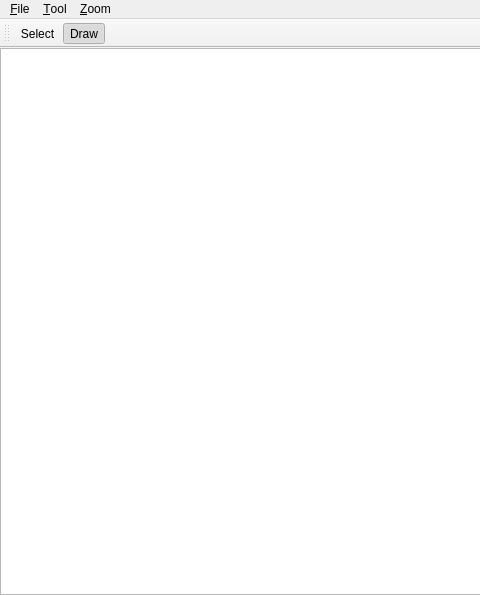
Above: MainWindow.ui from madmaxoft/DoodleNote before the change; both pictures show x 0 to 480 and y 0 to 595 of the 895 by 595 pixel window. Below: the same form after it.
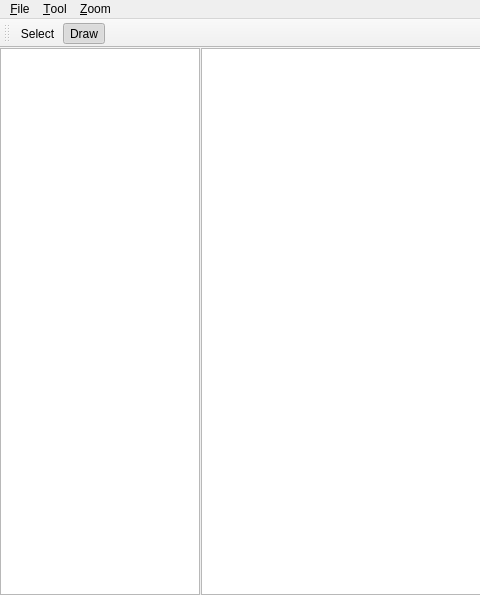
That is the form after the change.

Commit message: Added a page preview listview.

The edit to the form file:
```diff
--- a/MainWindow.ui
+++ b/MainWindow.ui
@@ -15,6 +15,9 @@
   </property>
   <widget class="QWidget" name="centralWidget">
    <layout class="QHBoxLayout" name="horizontalLayout">
+    <property name="spacing">
+     <number>1</number>
+    </property>
     <property name="leftMargin">
      <number>0</number>
     </property>
@@ -28,7 +31,48 @@
      <number>0</number>
     </property>
     <item>
-     <widget class="QGraphicsView" name="gvMain"/>
+     <widget class="QListView" name="lvPages">
+      <property name="sizePolicy">
+       <sizepolicy hsizetype="Fixed" vsizetype="Expanding">
+        <horstretch>1</horstretch>
+        <verstretch>0</verstretch>
+       </sizepolicy>
+      </property>
+      <property name="minimumSize">
+       <size>
+        <width>200</width>
+        <height>0</height>
+       </size>
+      </property>
+      <property name="maximumSize">
+       <size>
+        <width>200</width>
+        <height>16777215</height>
+       </size>
+      </property>
+      <property name="editTriggers">
+       <set>QAbstractItemView::NoEditTriggers</set>
+      </property>
+      <property name="selectionBehavior">
+       <enum>QAbstractItemView::SelectRows</enum>
+      </property>
+      <property name="flow">
+       <enum>QListView::TopToBottom</enum>
+      </property>
+      <property name="viewMode">
+       <enum>QListView::IconMode</enum>
+      </property>
+     </widget>
+    </item>
+    <item>
+     <widget class="QGraphicsView" name="gvMain">
+      <property name="sizePolicy">
+       <sizepolicy hsizetype="Expanding" vsizetype="Expanding">
+        <horstretch>5</horstretch>
+        <verstretch>0</verstretch>
+       </sizepolicy>
+      </property>
+     </widget>
     </item>
    </layout>
   </widget>
```
The commit also changes 12 other files.
